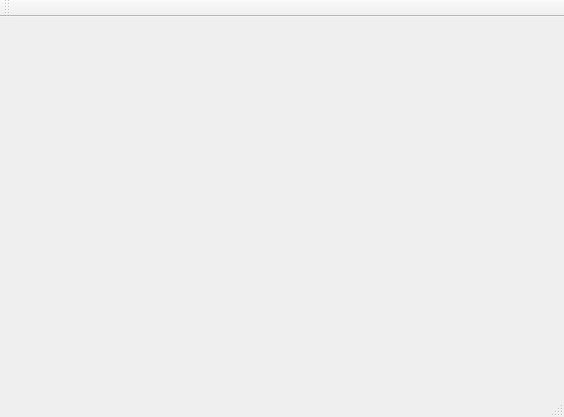
Funjy/RF_60x_QuadView_w, file mainwindow.ui: the form before one commit.
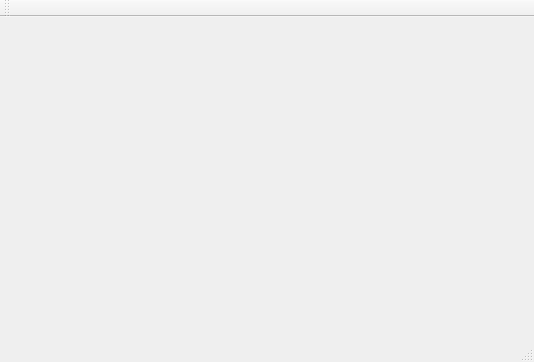
The form after the commit.

What changed in the file:
```diff
--- a/mainwindow.ui
+++ b/mainwindow.ui
@@ -6,8 +6,8 @@
    <rect>
     <x>0</x>
     <y>0</y>
-    <width>564</width>
-    <height>417</height>
+    <width>534</width>
+    <height>362</height>
    </rect>
   </property>
   <property name="windowTitle">
```
Left out of the diff: 2 changed lines with no effect on the pictures.
